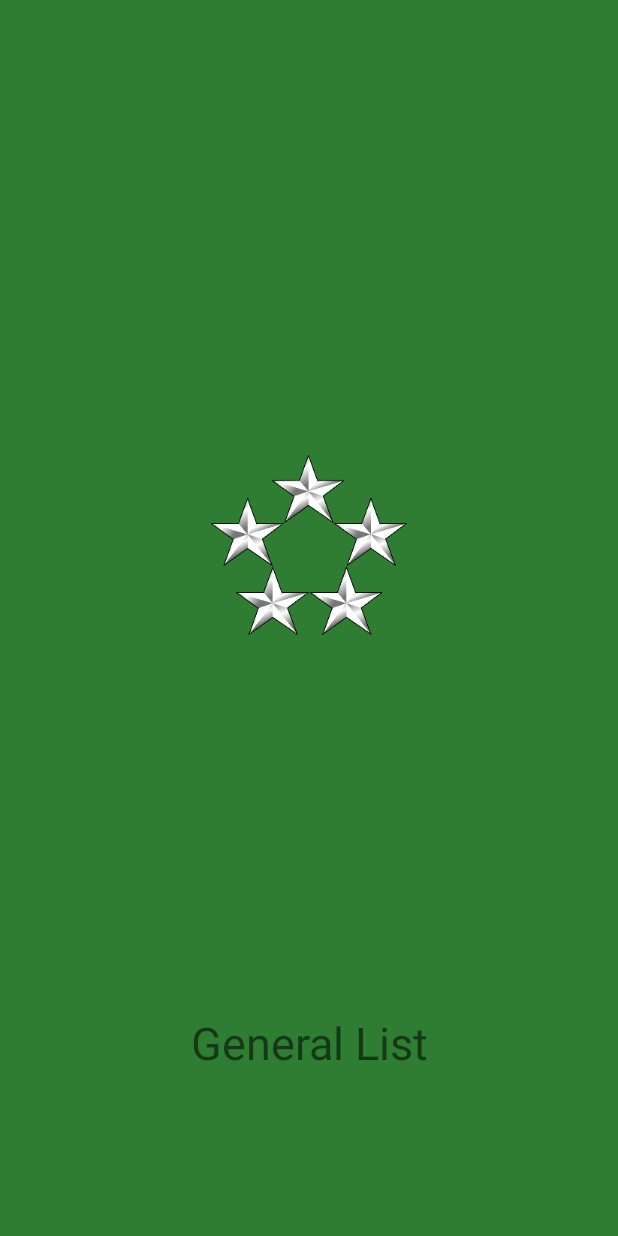
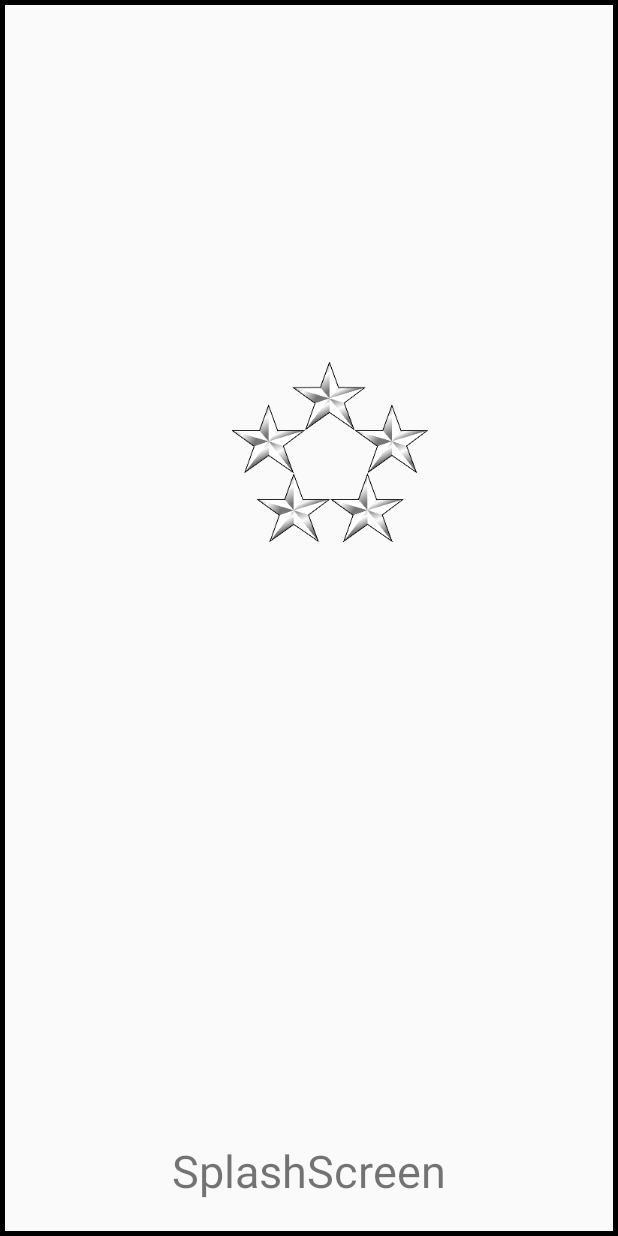
Before and after one commit to VonSwirl/AndroidApplication-2ndYear-Generalist, an Android app: the screen it shows after launch (SplashScreen), on a phone screen of 412 x 824 dp. Run offline under Robolectric (Android 15) with nearby library versions, the phone set to English and light mode, and no system bars.

Commit message:
Revert "Updated Splash Screen"

```diff
--- a/app/src/main/java/uk/ac/tees/com2060/kitkat/generalist/Popup.java
+++ b/app/src/main/java/uk/ac/tees/com2060/kitkat/generalist/Popup.java
@@ -26,11 +26,11 @@ public class Popup extends AppCompatActivity {
         int width = dm.widthPixels;
         int height = dm.heightPixels;
 
-        getWindow().setLayout((int) (width * .85), (int) (height * .75)); //Sets the size of the popup window
+        getWindow().setLayout((int) (width * .85), (int) (height * .75));
 
 
         final TextView viewContents = (TextView) findViewById(R.id.view_contents);
-       // Button cnclBtn = (Button) findViewById(R.id.cancel_button);
+        Button cnclBtn = (Button) findViewById(R.id.cancel_button);
 
         Intent intent = getIntent();//Create new getIntent
         final String content = intent.getStringExtra("position"); //Use it to pass the position from "ViewListActivity"
--- a/app/src/main/java/uk/ac/tees/com2060/kitkat/generalist/SplashScreen.java
+++ b/app/src/main/java/uk/ac/tees/com2060/kitkat/generalist/SplashScreen.java
@@ -10,7 +10,7 @@ import android.view.animation.AnimationUtils;
 import android.widget.ImageView;
 
 /**
- * Created by Rob
+ * Created by Rob on 26/04/2017.
  */
 
 public class SplashScreen extends Activity {
--- a/app/src/main/java/uk/ac/tees/com2060/kitkat/generalist/ViewListActivity.java
+++ b/app/src/main/java/uk/ac/tees/com2060/kitkat/generalist/ViewListActivity.java
@@ -200,6 +200,7 @@ public class ViewListActivity extends AppCompatActivity {
 
                     ListInfo toRemove = mObjects.get(position);
 //
+                   // int lastPosition = getCount() - 1;
 //                    if(position == 0 || position == lastPosition){
 //                    dh.deleteItem(position -1);
 //                     Log.d("test", "delete at " + position);
--- a/app/src/main/res/anim/rotate.xml
+++ b/app/src/main/res/anim/rotate.xml
@@ -2,12 +2,11 @@
 <set xmlns:android="http://schemas.android.com/apk/res/android">
 
     <rotate
-        android:duration = "2500"
+        android:duration = "2000"
         android:fromDegrees="0"
         android:toDegrees="360"
-        android:pivotX="50%"
-        android:pivotY="50%"
-        android:interpolator="@android:anim/cycle_interpolator">
+        android:pivotX="230"
+        android:pivotY="230">
 
     </rotate>
 
--- a/app/src/main/res/layout/activity_popup.xml
+++ b/app/src/main/res/layout/activity_popup.xml
@@ -7,10 +7,6 @@
     android:padding="7dip"
     tools:context="uk.ac.tees.com2060.kitkat.generalist.Popup">
 
-    <ScrollView
-        android:layout_width="match_parent"
-        android:layout_height="match_parent">
-
     <TextView
         android:id="@+id/view_contents"
         android:layout_width="258dp"
@@ -18,8 +14,6 @@
         android:layout_marginTop="0dp"
         android:text="@string/view_contents"
         android:textSize="30sp" />
-    </ScrollView>
-
 
 
 </android.support.constraint.ConstraintLayout>
--- a/app/src/main/res/layout/activity_splash_screen.xml
+++ b/app/src/main/res/layout/activity_splash_screen.xml
@@ -4,41 +4,37 @@
     xmlns:tools="http://schemas.android.com/tools"
     android:layout_width="match_parent"
     android:layout_height="match_parent"
-    android:background="#2E7D32"
+    android:background="@drawable/border"
     android:padding="7dip"
     tools:context="uk.ac.tees.com2060.kitkat.generalist.SplashScreen">
-
 
 
     <TextView
         android:id="@+id/textView"
         android:layout_width="wrap_content"
         android:layout_height="wrap_content"
-        android:layout_marginBottom="101dp"
-        android:text="General List"
+        android:text="SplashScreen"
         android:textSize="30sp"
+        tools:layout_constraintRight_creator="1"
+        tools:layout_constraintBottom_creator="1"
         app:layout_constraintBottom_toBottomOf="parent"
-        app:layout_constraintLeft_toLeftOf="parent"
         app:layout_constraintRight_toRightOf="parent"
-        tools:layout_constraintBottom_creator="1"
         tools:layout_constraintLeft_creator="1"
-        tools:layout_constraintRight_creator="1"
-        app:layout_constraintHorizontal_bias="0.502" />
+        android:layout_marginBottom="16dp"
+        app:layout_constraintLeft_toLeftOf="parent" />
 
     <ImageView
         android:id="@+id/imageView"
         android:layout_width="wrap_content"
-        android:layout_height="0dp"
+        android:layout_height="wrap_content"
         android:src="@drawable/general"
         tools:layout_constraintTop_creator="1"
         tools:layout_constraintRight_creator="1"
         app:layout_constraintRight_toRightOf="parent"
-
+        android:layout_marginTop="234dp"
         tools:layout_constraintLeft_creator="1"
         app:layout_constraintLeft_toLeftOf="parent"
         app:layout_constraintTop_toTopOf="parent"
-        app:layout_constraintHorizontal_bias="0.501"
-        android:layout_gravity="center"
-        android:layout_marginTop="296dp" />
+        app:layout_constraintHorizontal_bias="0.553" />
 
 </android.support.constraint.ConstraintLayout>
```
Lines whose indentation alone changed are shown as unchanged.
